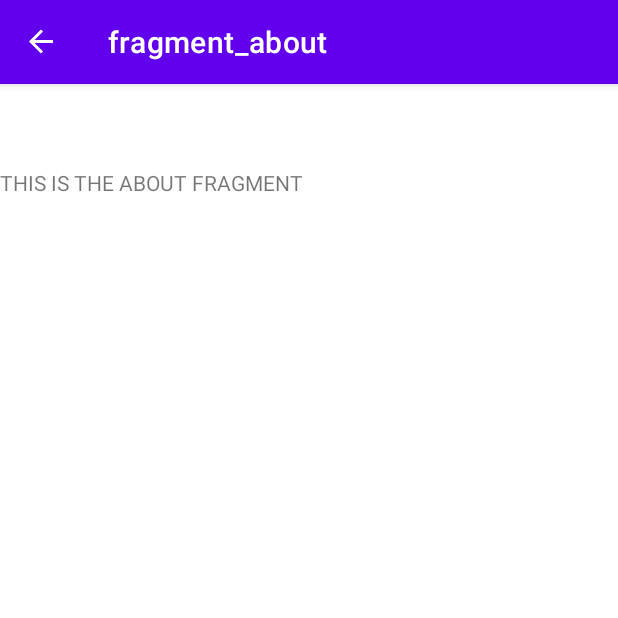
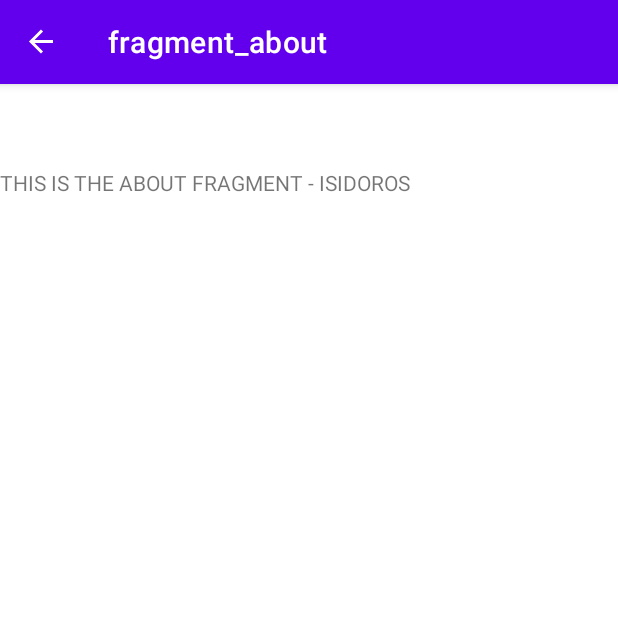
Before and after one commit to imoulas/sample-android-kotlin-expense-app, an Android app: the AboutFragment screen opened through its navigation route, on a phone screen of 412 x 824 dp, the top half of it. Run offline under Robolectric (Android 15) with nearby library versions, the phone set to English and light mode, and no system bars; our stand-ins replace navigation-ui.

Commit message:
Isidoros change

```diff
--- a/app/src/main/res/layout/fragment_about.xml
+++ b/app/src/main/res/layout/fragment_about.xml
@@ -9,6 +9,6 @@
     <TextView
         android:layout_width="match_parent"
         android:layout_height="match_parent"
-        android:text="THIS IS THE ABOUT FRAGMENT" />
+        android:text="THIS IS THE ABOUT FRAGMENT - ISIDOROS" />
 
 </FrameLayout>
```
